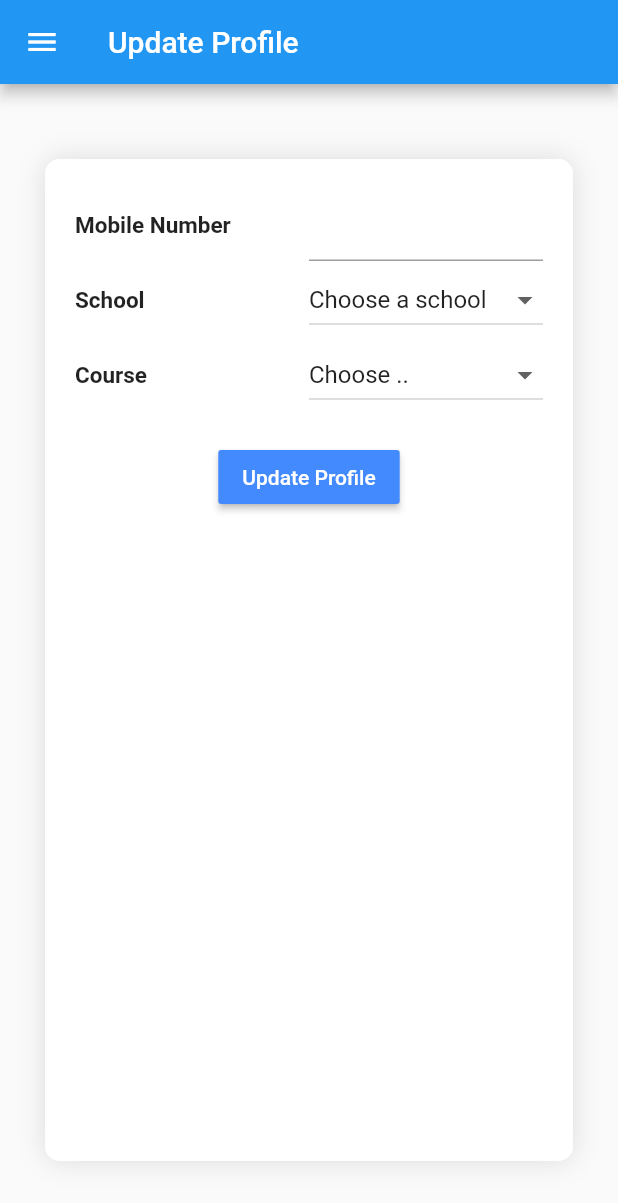
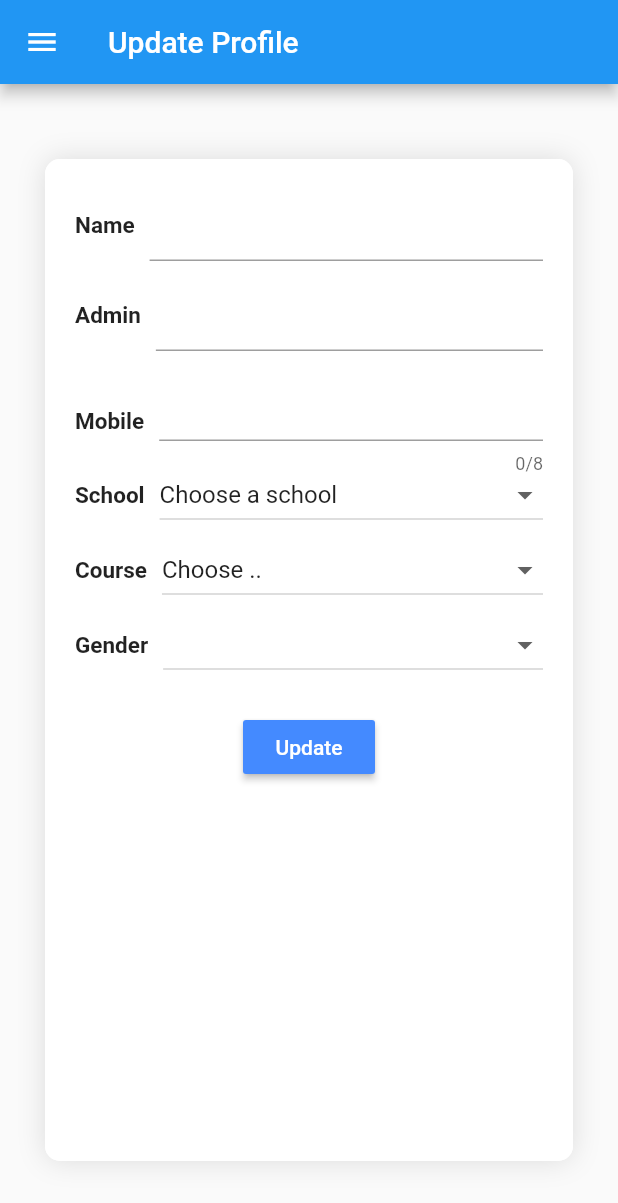
Before and after one commit to kheehing/sos_nyp_fypj_flutter, a Flutter app: the UpdateProfilePage screen opened by its route, on a phone screen of 412 x 824 dp. Shown: the top 1203 px of the screen. Run offline on Flutter 3.47's test engine with Material 2 defaults, Android fonts, the phone set to English and light mode, and no system bars; our stand-ins replace cloud_firestore, firebase_auth, permission_handler; accounts and stored records are empty; Roboto replaces fonts that are missing (black_label).

Commit message:
update profile able to upload to firebase storage

```diff
--- a/lib/pages/updateprofile.dart
+++ b/lib/pages/updateprofile.dart
@@ -1,6 +1,7 @@
+import 'package:cloud_firestore/cloud_firestore.dart';
 import 'package:flutter/material.dart';
 import 'package:sosnyp/main.dart';
-import 'updateprofile_report.dart';
+import 'updateprofile_repo.dart';
 
 class UpdateProfilePage extends StatefulWidget {
   final String title;
@@ -12,9 +13,14 @@ class UpdateProfilePage extends StatefulWidget {
 
 class _UpdateProfilePageState extends State<UpdateProfilePage> {
   final _formKey = GlobalKey<FormState>();
-  String _selectedGender, _changedMobile;
+  String _selectedGender;
 
-  // For Multi depen
+  RegExp adminRegex = new RegExp(r'^([0-9]){6}([A-Za-z]){1}$');
+  TextEditingController _controllerAdmin = new TextEditingController();
+  TextEditingController _controllerName = new TextEditingController();
+  TextEditingController _controllerMobile = new TextEditingController();
+
+  // For Multi dependent dropdown
   Repository repo = Repository();
   List<String> _school = ["Choose a school"];
   List<String> _course = ["Choose .."];
@@ -37,6 +43,8 @@ class _UpdateProfilePageState extends State<UpdateProfilePage> {
         ),
         drawer: new MyDrawer(),
         body: Center(
+            child: Form(
+          key: _formKey,
           child: Stack(
             children: <Widget>[
               new Container(
@@ -66,35 +74,92 @@ class _UpdateProfilePageState extends State<UpdateProfilePage> {
                         Container(
                             margin: EdgeInsets.fromLTRB(0, 0, 0, 0),
                             padding: EdgeInsets.all(10),
-                            child: Row(
-                              children: <Widget>[
-                                Expanded(
+                            child: Row(children: <Widget>[
+                              Container(
+                                  padding: EdgeInsets.only(right: 10),
                                   child: Text(
-                                  'Mobile Number',
+                                    'Name',
                                     textAlign: TextAlign.left,
+                                    maxLines: 1,
                                     style: TextStyle(
                                         fontFamily: 'black_label',
                                         fontSize: 15,
                                         fontWeight: FontWeight.w600),
                                   )),
                               Expanded(
-                                    child: TextField(
-                                        onChanged: (value) => _changedMobile,
-                                        keyboardType: TextInputType.number,
+                                  child: TextFormField(
+                                      controller: _controllerName,
+                                      validator: _validateName,
+                                      keyboardType: TextInputType.text,
                                       textAlign: TextAlign.center,
                                       style: TextStyle(
                                           fontFamily: 'black_label',
                                           fontSize: 15,
                                           fontWeight: FontWeight.w500))),
-                              ],
-                            )),
+                            ])),
                         Container(
-                            margin: EdgeInsets.fromLTRB(0, 50, 0, 0),
+                            margin: EdgeInsets.fromLTRB(0, 60, 0, 0),
                             padding: EdgeInsets.all(10),
                             child: Row(children: <Widget>[
+                              Container(
+                                  padding: EdgeInsets.only(right: 10),
+                                  child: Text(
+                                    'Admin',
+                                    textAlign: TextAlign.left,
+                                    maxLines: 1,
+                                    style: TextStyle(
+                                        fontFamily: 'black_label',
+                                        fontSize: 15,
+                                        fontWeight: FontWeight.w600),
+                                  )),
                               Expanded(
+                                child: TextFormField(
+                                    controller: _controllerAdmin,
+                                    validator: _validateAdmin,
+                                    keyboardType: TextInputType.text,
+                                    textAlign: TextAlign.center,
+                                    style: TextStyle(
+                                        fontFamily: 'black_label',
+                                        fontSize: 15,
+                                        fontWeight: FontWeight.w500),
+                                    decoration: InputDecoration()),
+                              ),
+                            ])),
+                        Container(
+                            margin: EdgeInsets.fromLTRB(0, 120, 0, 0),
+                            padding: EdgeInsets.all(10),
+                            child: Row(children: <Widget>[
+                              Container(
+                                  padding: EdgeInsets.only(right: 10),
+                                  child: Text(
+                                    'Mobile',
+                                    textAlign: TextAlign.left,
+                                    maxLines: 1,
+                                    style: TextStyle(
+                                        fontFamily: 'black_label',
+                                        fontSize: 15,
+                                        fontWeight: FontWeight.w600),
+                                  )),
+                              Expanded(
+                                  child: TextFormField(
+                                      maxLength: 8,
+                                      controller: _controllerMobile,
+                                      keyboardType: TextInputType.phone,
+                                      textAlign: TextAlign.center,
+                                      style: TextStyle(
+                                          fontFamily: 'black_label',
+                                          fontSize: 15,
+                                          fontWeight: FontWeight.w500))),
+                            ])),
+                        Container(
+                            margin: EdgeInsets.fromLTRB(0, 180, 0, 0),
+                            padding: EdgeInsets.all(10),
+                            child: Row(children: <Widget>[
+                              Container(
+                                  padding: EdgeInsets.only(right: 10),
                                   child: Text('School',
                                       textAlign: TextAlign.left,
+                                      maxLines: 1,
                                       style: TextStyle(
                                           fontFamily: 'black_label',
                                           fontSize: 15,
@@ -116,14 +181,15 @@ class _UpdateProfilePageState extends State<UpdateProfilePage> {
                               ),
                             ])),
                         Container(
-                            margin: EdgeInsets.fromLTRB(0, 100, 0, 0),
+                            margin: EdgeInsets.fromLTRB(0, 230, 0, 0),
                             padding: EdgeInsets.all(10),
-                            child: Row(
-                              children: <Widget>[
-                                Expanded(
+                            child: Row(children: <Widget>[
+                              Container(
+                                  padding: EdgeInsets.only(right: 10),
                                   child: Text(
                                     'Course',
                                     textAlign: TextAlign.left,
+                                    maxLines: 1,
                                     style: TextStyle(
                                         fontFamily: 'black_label',
                                         fontSize: 15,
@@ -132,8 +198,8 @@ class _UpdateProfilePageState extends State<UpdateProfilePage> {
                               Expanded(
                                 child: DropdownButton<String>(
                                   isExpanded: true,
-                                    items: _course
-                                        .map((String dropDownStringItem) {
+                                  items:
+                                      _course.map((String dropDownStringItem) {
                                     return DropdownMenuItem<String>(
                                       value: dropDownStringItem,
                                       child: Text(dropDownStringItem),
@@ -145,8 +211,40 @@ class _UpdateProfilePageState extends State<UpdateProfilePage> {
                                   value: _selectedCourse,
                                 ),
                               ),
-                              ],
+                            ])),
+                        Container(
+                            margin: EdgeInsets.fromLTRB(0, 280, 0, 0),
+                            padding: EdgeInsets.all(10),
+                            child: Row(children: <Widget>[
+                              Container(
+                                  padding: EdgeInsets.only(right: 10),
+                                  child: Text(
+                                    'Gender',
+                                    textAlign: TextAlign.left,
+                                    maxLines: 1,
+                                    style: TextStyle(
+                                        fontFamily: 'black_label',
+                                        fontSize: 15,
+                                        fontWeight: FontWeight.w600),
                                   )),
+                              Expanded(
+                                  child: DropdownButton<String>(
+                                isExpanded: true,
+                                items: <String>['Male', 'Female']
+                                    .map((String dropDownStringItem) {
+                                  return DropdownMenuItem<String>(
+                                    value: dropDownStringItem,
+                                    child: Text(dropDownStringItem),
+                                  );
+                                }).toList(),
+                                // onChanged: (value) => print(value),
+                                onChanged: (value) {
+                                  _selectedGender = value;
+                                  setState(() => _selectedGender = value);
+                                },
+                                value: _selectedGender,
+                              )),
+                            ])),
                       ],
                     ),
                     Container(
@@ -154,7 +252,7 @@ class _UpdateProfilePageState extends State<UpdateProfilePage> {
                             EdgeInsets.symmetric(horizontal: 10, vertical: 10),
                         child: RaisedButton(
                             color: Colors.blueAccent,
-                            child: Text('Update Profile',
+                            child: Text('Update',
                                 style: TextStyle(
                                   color: Colors.white,
                                 )),
@@ -164,39 +262,7 @@ class _UpdateProfilePageState extends State<UpdateProfilePage> {
               ),
             ],
           ),
-        ));
-    // SafeArea(
-    //   child: Container(
-    //     padding: EdgeInsets.symmetric(horizontal: 50, vertical: 30),
-    //     child: Column(
-    //       children: <Widget>[
-    // DropdownButton<String>(
-    //   isExpanded: true,
-    //   items: _school.map((String dropDownStringItem) {
-    //     return DropdownMenuItem<String>(
-    //       value: dropDownStringItem,
-    //       child: Text(dropDownStringItem),
-    //     );
-    //   }).toList(),
-    //   onChanged: (value) => _onSelectedSchool(value),
-    //   value: _selectedSchool,
-    // ),
-    // DropdownButton<String>(
-    //   isExpanded: true,
-    //   items: _course.map((String dropDownStringItem) {
-    //     return DropdownMenuItem<String>(
-    //       value: dropDownStringItem,
-    //       child: Text(dropDownStringItem),
-    //     );
-    //   }).toList(),
-    //   // onChanged: (value) => print(value),
-    //   onChanged: (value) => _onSelectedCourse(value),
-    //   value: _selectedCourse,
-    // ),
-    //       ],
-    //     ),
-    //   ),
-    // ) // WORKING
+        )));
   }
 
   void _onSelectedSchool(String value) {
@@ -212,9 +278,40 @@ class _UpdateProfilePageState extends State<UpdateProfilePage> {
     setState(() => _selectedCourse = value);
   }
 
+  String _validateAdmin(String value) {
+    Pattern pattern = r'^([0-9]){6}([A-Za-z]){1}$';
+    RegExp regex = new RegExp(pattern);
+    if (value.isEmpty) {
+      return "Admin Can't be empty";
+    } else if (!regex.hasMatch(value))
+      return 'Enter Valid Admin';
+    else
+      return null;
+  }
+
+  String _validateName(String value) {
+    Pattern pattern = r'\d';
+    RegExp regex = new RegExp(pattern);
+    if (value.isEmpty) {
+      return "Name Can't be empty";
+    } else if (regex.hasMatch(value)) {
+      return 'Name Can\'t Contian numbers';
+    } else
+      return null;
+  }
+
   void _updateProfile() {
+    setState(() {
       if (_formKey.currentState.validate()) {
-      print('success');
+        Firestore.instance.collection('profile').document(currentUser).setData({
+          'name': _controllerName.text,
+          'Admin': _controllerAdmin.text,
+          'mobile': _controllerMobile.text,
+          'school': _selectedSchool,
+          'course': _selectedCourse,
+          'gender': _selectedGender,
+        });
+      }
+    });
   }
 }
-}
```
Also changed, not shown: lib/pages/updateprofile_repo.dart (renamed from lib/pages/updateprofile_report.dart). Lines whose indentation alone changed are shown as unchanged.
